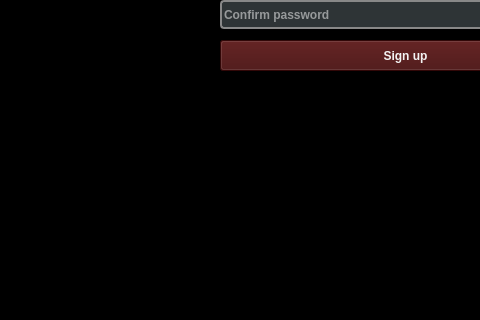
First picture: the form in mainwindow.ui, repository NareszcieCosSieDzieje/SK-Wisielec, before the edit; both pictures show x 0 to 480 and y 280 to 600 of the 800 by 600 pixel window.
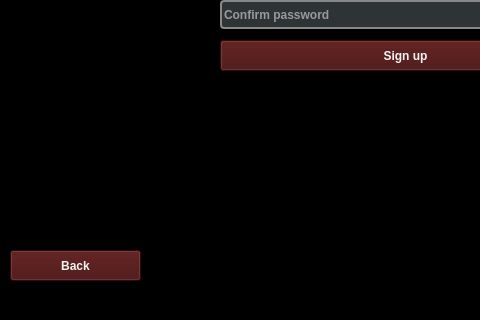
Second picture: the form after the edit. The open tabs and pages were chosen to show the change.

What changed in the file:
```diff
--- a/mainwindow.ui
+++ b/mainwindow.ui
@@ -231,6 +231,25 @@
        <string>Confirm password</string>
       </property>
      </widget>
+     <widget class="QPushButton" name="pushButtonBackToLogin">
+      <property name="geometry">
+       <rect>
+        <x>10</x>
+        <y>530</y>
+        <width>131</width>
+        <height>31</height>
+       </rect>
+      </property>
+      <property name="styleSheet">
+       <string notr="true">background-color: rgb(68, 10, 10);
+color: rgb(243, 243, 243);
+font-weight: 500
+</string>
+      </property>
+      <property name="text">
+       <string>Back</string>
+      </property>
+     </widget>
     </widget>
     <widget class="QWidget" name="pageServers">
      <widget class="QTableView" name="tableOfServers">
```
Left out of the diff: 21 changed lines with no effect on the pictures.
